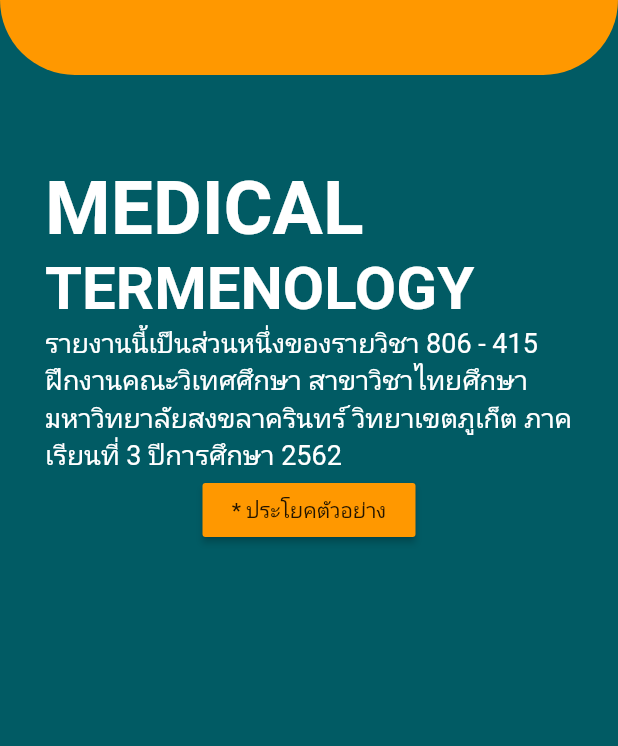
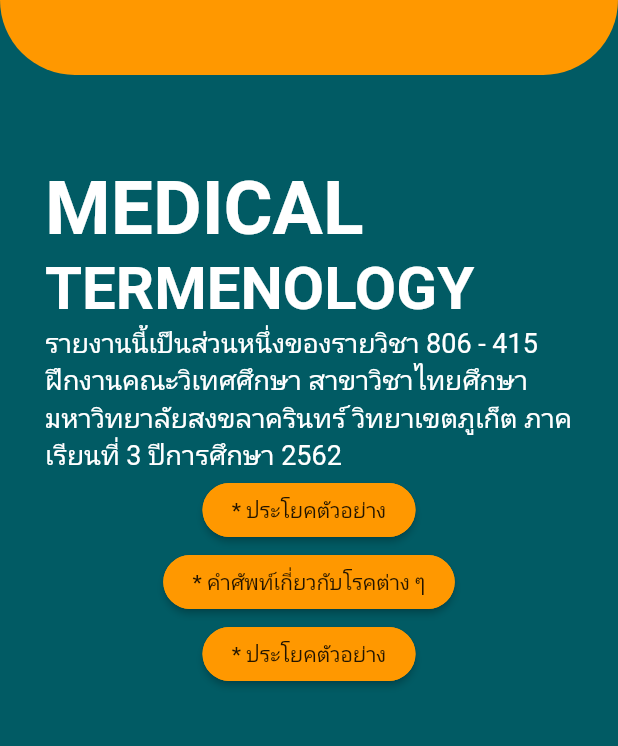
Before and after one commit to FrameTee29/Medical-Dictionary, a Flutter app: the screen it shows after launch, on a phone screen of 412 x 824 dp, the part 225-971 px from its top. Run offline on Flutter 3.47's test engine with Material 2 defaults, Android fonts, the phone set to English and light mode, and no system bars.

Commit message:
RoundedRectangleBorder

```diff
--- a/lib/screens/home.dart
+++ b/lib/screens/home.dart
@@ -44,18 +44,24 @@ class _HomeState extends State<Home> {
 
   Widget sentenceEXP() {
     return RaisedButton(
+        shape: RoundedRectangleBorder(
+            borderRadius: BorderRadius.circular(18.0),
+            side: BorderSide(color: Colors.orange)),
         color: Colors.orange,
         child: Text(" * ประโยคตัวอย่าง "),
-        onPressed: (){
+        onPressed: () {
           print("Click");
         });
   }
 
   Widget vocapEXP() {
     return RaisedButton(
+        shape: RoundedRectangleBorder(
+            borderRadius: BorderRadius.circular(18.0),
+            side: BorderSide(color: Colors.orange)),
         color: Colors.orange,
         child: Text(" * คำศัพท์เกี่ยวกับโรคต่าง ๆ "),
-        onPressed: (){
+        onPressed: () {
           print("Click");
         });
   }
@@ -100,7 +106,9 @@ class _HomeState extends State<Home> {
               ))
             ],
           ),
-          sentenceEXP()
+          sentenceEXP(),
+          vocapEXP(),
+          sentenceEXP(),
         ],
       ),
     );
```
